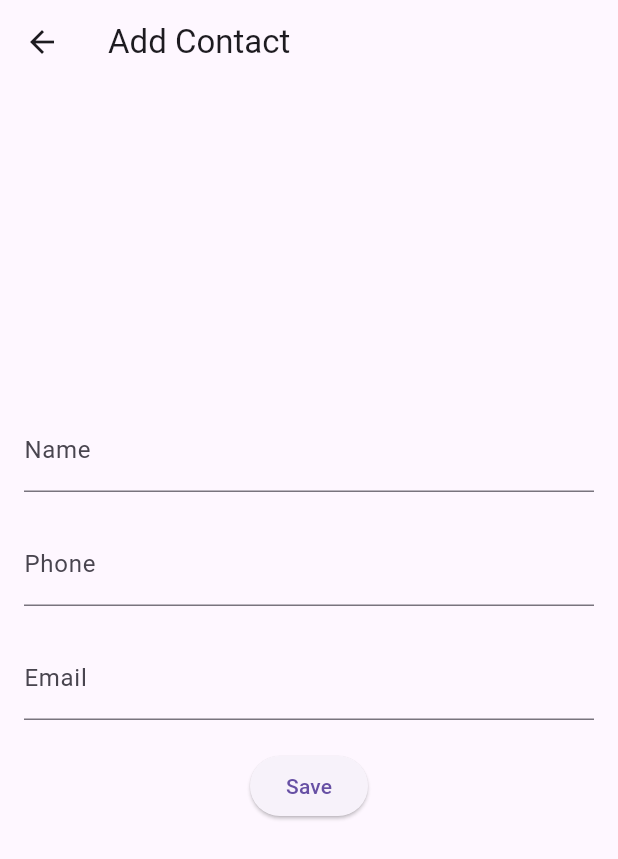
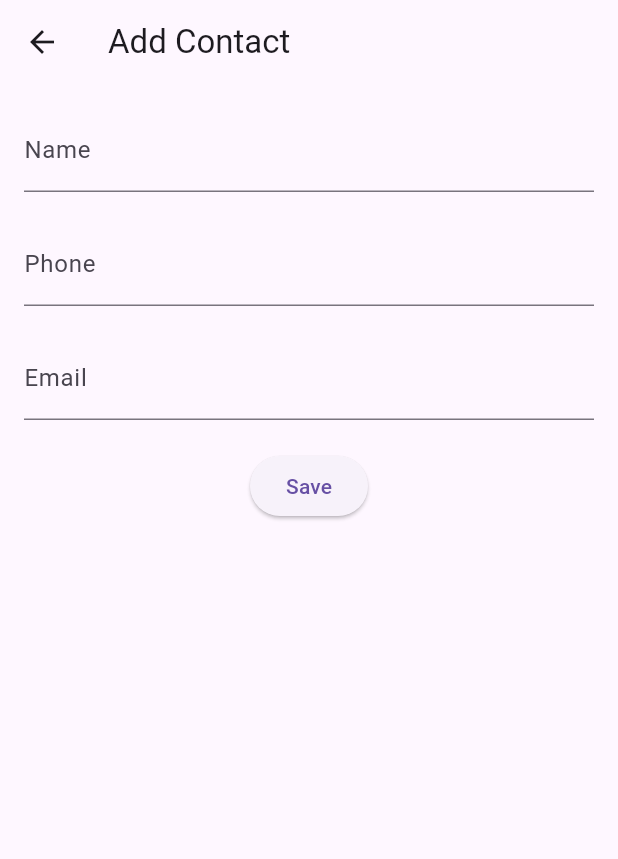
Before and after one commit to IamHarsh02/google_contact, a Flutter app: the AddEditContact screen opened directly, on a phone screen of 412 x 824 dp. Shown: the top 859 px of the screen. Run offline on Flutter 3.47's test engine with Material 3 defaults, Android fonts, the phone set to English and light mode, and no system bars; our stand-ins replace sqflite; accounts and stored records are empty.

Commit message:
height fixes

```diff
--- a/lib/presentation_layer/add_edit.contacts.dart
+++ b/lib/presentation_layer/add_edit.contacts.dart
@@ -58,7 +58,7 @@ class _AddEditContactState extends State<AddEditContact> {
           key: _form,
           child: Column(
             children: [
-              SizedBox(height: 200.0,),
+
               TextFormField(
                 controller: name,
                 decoration: const InputDecoration(labelText: "Name"),
```
